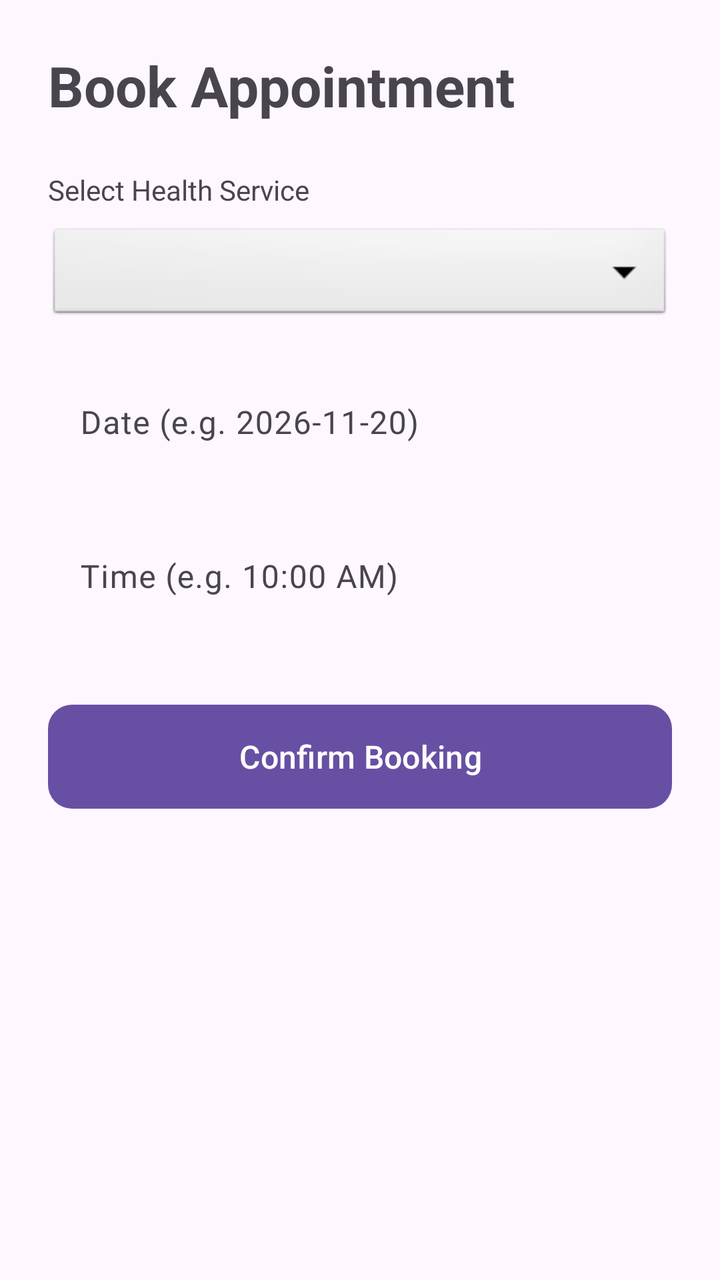
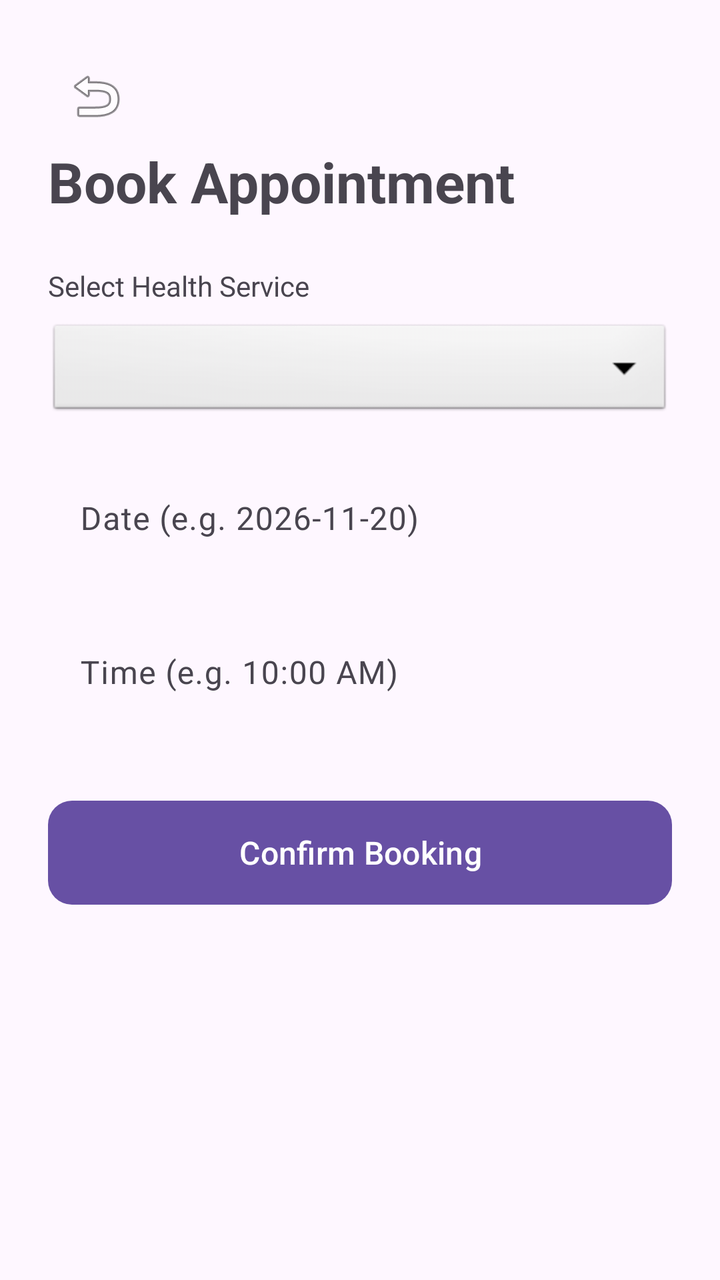

Before-and-after screenshots of an Android layout around one commit, followed by the original layout XML and the change that was made.
<!-- AndroidManifest.xml: application theme Theme.CommunityHealthSystem -->
<!-- res/layout/fragment_book_appointment.xml -->
<?xml version="1.0" encoding="utf-8"?>
<LinearLayout xmlns:android="http://schemas.android.com/apk/res/android"
    xmlns:app="http://schemas.android.com/apk/res-auto"
    android:layout_width="match_parent"
    android:layout_height="match_parent"
    android:orientation="vertical"
    android:padding="24dp">

    <TextView
        android:layout_width="wrap_content"
        android:layout_height="wrap_content"
        android:text="Book Appointment"
        android:textSize="28sp"
        android:textStyle="bold"
        android:layout_marginBottom="24dp"/>

    <TextView
        android:layout_width="wrap_content"
        android:layout_height="wrap_content"
        android:text="Select Health Service"
        android:layout_marginBottom="8dp"/>

    <Spinner
        android:id="@+id/spinnerServices"
        android:layout_width="match_parent"
        android:layout_height="50dp"
        android:background="@android:drawable/btn_dropdown"
        android:layout_marginBottom="16dp"/>

    <com.google.android.material.textfield.TextInputLayout
        android:layout_width="match_parent"
        android:layout_height="wrap_content"
        android:layout_marginBottom="16dp"
        app:boxStrokeWidth="0dp"
        app:boxCornerRadiusTopStart="12dp"
        app:boxCornerRadiusTopEnd="12dp"
        app:boxCornerRadiusBottomStart="12dp"
        app:boxCornerRadiusBottomEnd="12dp">

        <com.google.android.material.textfield.TextInputEditText
            android:id="@+id/etBookingDate"
            android:layout_width="match_parent"
            android:layout_height="wrap_content"
            android:hint="Date (e.g. 2026-11-20)"
            android:inputType="date"/>
    </com.google.android.material.textfield.TextInputLayout>

    <com.google.android.material.textfield.TextInputLayout
        android:layout_width="match_parent"
        android:layout_height="wrap_content"
        android:layout_marginBottom="32dp"
        app:boxStrokeWidth="0dp"
        app:boxCornerRadiusTopStart="12dp"
        app:boxCornerRadiusTopEnd="12dp"
        app:boxCornerRadiusBottomStart="12dp"
        app:boxCornerRadiusBottomEnd="12dp">

        <com.google.android.material.textfield.TextInputEditText
            android:id="@+id/etBookingTime"
            android:layout_width="match_parent"
            android:layout_height="wrap_content"
            android:hint="Time (e.g. 10:00 AM)"
            android:inputType="time"/>
    </com.google.android.material.textfield.TextInputLayout>

    <com.google.android.material.button.MaterialButton
        android:id="@+id/btnSaveBooking"
        android:layout_width="match_parent"
        android:layout_height="60dp"
        android:text="Confirm Booking"
        app:cornerRadius="12dp"
        android:textSize="16sp"/>
</LinearLayout>
<!-- resources referenced by this layout -->
<resources>
  <style name="Theme.CommunityHealthSystem" parent="Base.Theme.CommunityHealthSystem" />
  <style name="Base.Theme.CommunityHealthSystem" parent="Theme.Material3.DayNight.NoActionBar">
          
          
      </style>
</resources>

<!-- the commit's change to res/layout/fragment_book_appointment.xml (unified diff, before → after) -->
@@ -5,6 +5,14 @@
     android:layout_height="match_parent"
     android:orientation="vertical"
     android:padding="24dp">
+
+    <ImageButton
+        android:id="@+id/btnBack"
+        android:layout_width="48dp"
+        android:layout_height="48dp"
+        android:background="?attr/selectableItemBackgroundBorderless"
+        android:src="@android:drawable/ic_menu_revert"
+        android:contentDescription="Go Back"/>
 
     <TextView
         android:layout_width="wrap_content"
